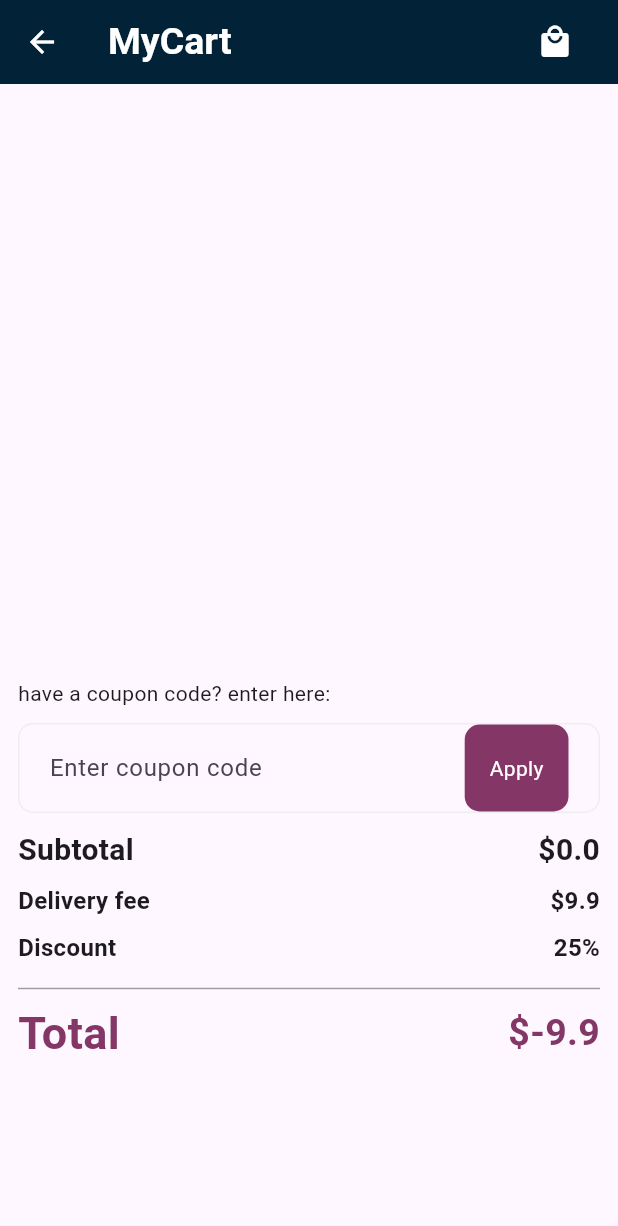
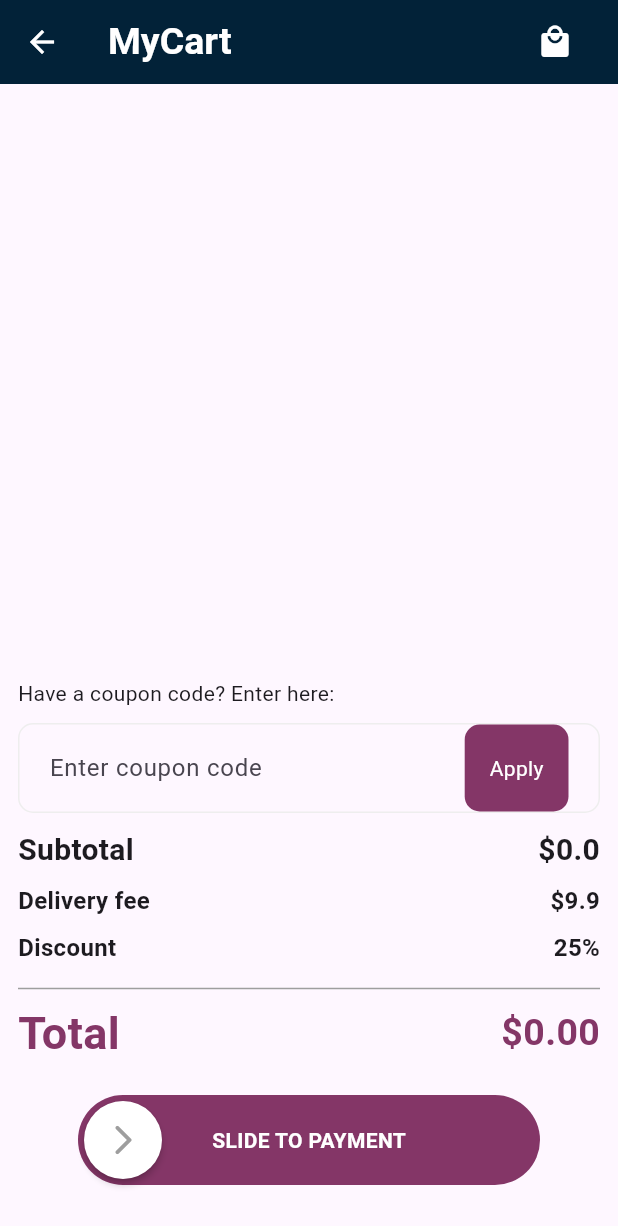
Before and after one commit to DivyankSisodia/shoppingApp, a Flutter app: the screen it shows after launch, scrolled down 576 dp, after a tap on the "local mall" icon, on a phone screen of 412 x 824 dp. Shown: the top 1226 px of the screen. Run offline on Flutter 3.47's test engine with Material 3 defaults, Android fonts, the phone set to English and light mode, and no system bars; drawn by our look-alikes of swipeable_button_view; our stand-ins replace flutter_rating_bar, flutter_riverpod, flutter_svg, gap, page_transition.

Commit message:
added a payment slidder

```diff
--- a/lib/main.dart
+++ b/lib/main.dart
@@ -2,6 +2,7 @@ import 'package:flutter/material.dart';
 import 'package:flutter_riverpod/flutter_riverpod.dart';
 import 'package:shopping/views/cart_page.dart';
 import 'package:shopping/views/home_page.dart';
+import 'package:shopping/widget/animated_swipe.dart';
 
 import 'views/details_page.dart';
 
--- a/lib/views/cart_page.dart
+++ b/lib/views/cart_page.dart
@@ -1,20 +1,40 @@
 import 'package:flutter/material.dart';
 import 'package:flutter_riverpod/flutter_riverpod.dart';
 import 'package:gap/gap.dart';
-
+import 'package:page_transition/page_transition.dart';
+import 'package:shopping/views/payment.dart';
 import '../constants/theme.dart';
 import '../controller/itembag_controller.dart';
+import '../widget/animated_swipe.dart';
+
+final couponCodeControllerProvider = Provider<TextEditingController>((ref) {
+  return TextEditingController();
+});
+
+final buttonTextProvider = Provider<String>((ref) {
+  final text = ref.watch(couponCodeControllerProvider).text;
+  return text == 'hello' ? 'Available' : 'Apply';
+});
+
+final isFinishedProvider = StateProvider<bool>((ref) => false); // New provider
 
 class CartPage extends ConsumerWidget {
-  const CartPage({super.key});
+  const CartPage({Key? key}) : super(key: key);
 
   @override
   Widget build(BuildContext context, WidgetRef ref) {
     final itemBag = ref.watch(itemBagProvider);
+    double total = ref.watch(priceCalcProvider) -
+        9.9 -
+        (ref.watch(priceCalcProvider) * 0.25);
+    total = (total < 0) ? 0 : total;
+
+    final isFinished = ref.watch(isFinishedProvider); // New
+
     return Scaffold(
       appBar: AppBar(
         backgroundColor: kSecondaryColor,
-        title: Text(
+        title: const Text(
           'MyCart',
           style: AppTheme.kBigTitle,
         ),
@@ -62,12 +82,12 @@ class CartPage extends ConsumerWidget {
                                     itemBag[index].title,
                                     style: AppTheme.kCardText,
                                   ),
-                                  const Gap(6),
+                                  const SizedBox(height: 6),
                                   Text(
                                     itemBag[index].shortDescription,
                                     style: AppTheme.kBodyText,
                                   ),
-                                  const Gap(5),
+                                  const SizedBox(height: 5),
                                   Row(
                                     children: [
                                       Text(
@@ -90,16 +110,15 @@ class CartPage extends ConsumerWidget {
           ),
           Expanded(
             flex: 3,
-            child: Container(
+            child: SizedBox(
               width: double.infinity,
-              // color: Colors.pink,
               child: Padding(
                 padding: const EdgeInsets.all(12.0),
                 child: Column(
                   crossAxisAlignment: CrossAxisAlignment.start,
                   children: [
-                    const Text('have a coupon code? enter here:'),
-                    const Gap(10),
+                    const Text('Have a coupon code? Enter here:'),
+                    const SizedBox(height: 10),
                     Container(
                       padding: const EdgeInsets.symmetric(horizontal: 20),
                       height: 60,
@@ -111,10 +130,12 @@ class CartPage extends ConsumerWidget {
                       ),
                       child: Row(
                         children: [
-                          const Expanded(
+                          Expanded(
                             flex: 4,
                             child: TextField(
-                              decoration: InputDecoration(
+                              controller:
+                                  ref.read(couponCodeControllerProvider),
+                              decoration: const InputDecoration(
                                 border: InputBorder.none,
                                 hintText: 'Enter coupon code',
                               ),
@@ -122,29 +143,49 @@ class CartPage extends ConsumerWidget {
                           ),
                           Expanded(
                             flex: 1,
+                            child: GestureDetector(
+                              onTap: () {
+                                // Handle button tap
+                                final couponCode = ref
+                                    .watch(couponCodeControllerProvider)
+                                    .text;
+                                if (couponCode == 'hello') {
+                                  // Coupon code is available
+                                  // Add your logic here
+                                  debugPrint('Coupon code is available');
+                                } else {
+                                  // Coupon code is not available
+                                  // Add your logic here
+                                  debugPrint('Coupon code is not available');
+                                }
+                              },
                               child: Container(
                                 decoration: BoxDecoration(
                                   color: kPrimaryColor,
                                   borderRadius: BorderRadius.circular(10),
                                 ),
-                              child: const Center(
-                                child: Text(
-                                  'Apply',
-                                  style: TextStyle(
+                                child: Center(
+                                  child: isFinished
+                                      ? const Icon(Icons.check,
+                                          color: Colors.green)
+                                      : Text(
+                                          ref.watch(buttonTextProvider),
+                                          style: const TextStyle(
                                             color: Colors.white,
                                           ),
                                         ),
                                 ),
                               ),
-                          )
+                            ),
+                          ),
                         ],
                       ),
                     ),
-                    const Gap(10),
+                    const SizedBox(height: 10),
                     Row(
                       mainAxisAlignment: MainAxisAlignment.spaceBetween,
                       children: [
-                        Text(
+                        const Text(
                           'Subtotal',
                           style: AppTheme.kHeadingOne,
                         ),
@@ -154,7 +195,7 @@ class CartPage extends ConsumerWidget {
                         ),
                       ],
                     ),
-                    const Gap(8),
+                    const SizedBox(height: 8),
                     const Row(
                       mainAxisAlignment: MainAxisAlignment.spaceBetween,
                       children: [
@@ -168,7 +209,7 @@ class CartPage extends ConsumerWidget {
                         ),
                       ],
                     ),
-                    const Gap(8),
+                    const SizedBox(height: 8),
                     const Row(
                       mainAxisAlignment: MainAxisAlignment.spaceBetween,
                       children: [
@@ -182,7 +223,7 @@ class CartPage extends ConsumerWidget {
                         ),
                       ],
                     ),
-                    const Gap(8),
+                    const SizedBox(height: 8),
                     const Divider(
                       color: Colors.grey,
                     ),
@@ -198,15 +239,17 @@ class CartPage extends ConsumerWidget {
                           ),
                         ),
                         Text(
-                          '\$${ref.watch(priceCalcProvider) - 9.9 - (ref.watch(priceCalcProvider) * 0.25)}',
+                          '\$${total.toStringAsFixed(2)}',
                           style: const TextStyle(
                             fontSize: 25,
                             fontWeight: FontWeight.bold,
                             color: kPrimaryColor,
                           ),
-                        ),
+                        )
                       ],
                     ),
+                    const Gap(20),
+                    const SizedBox(height: 100, child: AnimationSwipe()),
                   ],
                 ),
               ),
--- a/lib/views/details_page.dart
+++ b/lib/views/details_page.dart
@@ -116,8 +116,7 @@ class DetailsPage extends ConsumerWidget {
                           color: kPrimaryColor,
                         ),
                       ),
-                      Container(
-                        child: Row(
+                      Row(
                         children: [
                           IconButton(
                             onPressed: () {
@@ -150,7 +149,6 @@ class DetailsPage extends ConsumerWidget {
                             ),
                           ),
                         ],
-                        ),
                       )
                     ],
                   ),
--- a/lib/views/home_page.dart
+++ b/lib/views/home_page.dart
@@ -111,8 +111,16 @@ class HomePage extends ConsumerWidget {
                     scrollDirection: Axis.horizontal,
                     shrinkWrap: true,
                     itemBuilder: (BuildContext context, int index) =>
-                        ProductCardWidget(
-                      productIndex: index,
+                        GestureDetector(
+                      onTap: () => Navigator.push(
+                          context,
+                          MaterialPageRoute(
+                              builder: (context) => DetailsPage(
+                                    getIndex: index,
+                                  ))),
+                      child: ProductCardWidget(
+                        productIndex: index,
+                      ),
                     ),
                   ),
                 ),
--- /dev/null
+++ b/lib/widget/animated_swipe.dart
@@ -0,0 +1,60 @@
+import 'package:flutter/material.dart';
+import 'package:flutter_riverpod/flutter_riverpod.dart';
+import 'package:page_transition/page_transition.dart';
+import 'package:shopping/constants/theme.dart';
+import 'package:shopping/views/payment.dart';
+import 'package:swipeable_button_view/swipeable_button_view.dart';
+
+class AnimationSwipe extends StatefulWidget {
+  const AnimationSwipe({Key? key}) : super(key: key);
+
+  @override
+  State<AnimationSwipe> createState() => _AnimationSwipeState();
+}
+
+class _AnimationSwipeState extends State<AnimationSwipe> {
+  bool isFinished = false;
+
+  @override
+  Widget build(BuildContext context) {
+    return Stack(
+      children: [
+        Positioned(
+          left: 0,
+          right: 0,
+          bottom: 40,
+          child: Padding(
+            padding: const EdgeInsets.symmetric(horizontal: 40),
+            child: Center(
+                child: SwipeableButtonView(
+              buttonText: 'SLIDE TO PAYMENT',
+              buttonWidget: const Icon(
+                Icons.arrow_forward_ios_rounded,
+                color: Colors.grey,
+              ),
+              activeColor: kPrimaryColor,
+              isFinished: isFinished,
+              onWaitingProcess: () {
+                Future.delayed(const Duration(seconds: 2), () {
+                  setState(() {
+                    isFinished = true;
+                  });
+                });
+              },
+              onFinish: () async {
+                await Navigator.push(
+                    context,
+                    PageTransition(
+                        type: PageTransitionType.fade,
+                        child: const PaymentPage()));
+                setState(() {
+                  isFinished = false;
+                });
+              },
+            )),
+          ),
+        ),
+      ],
+    );
+  }
+}
--- a/pubspec.yaml
+++ b/pubspec.yaml
@@ -36,6 +36,8 @@ dependencies:
   flutter_staggered_grid_view: ^0.7.0
   flutter_svg: ^2.0.9
   gap: ^3.0.1
+  page_transition: ^2.1.0
+  swipeable_button_view: ^0.0.2
 
 dev_dependencies:
   flutter_lints: ^2.0.0
```
Also changed, not shown: lib/views/payment.dart (added, +15 -0 lines), pubspec.lock. Lines whose indentation alone changed are shown as unchanged.
